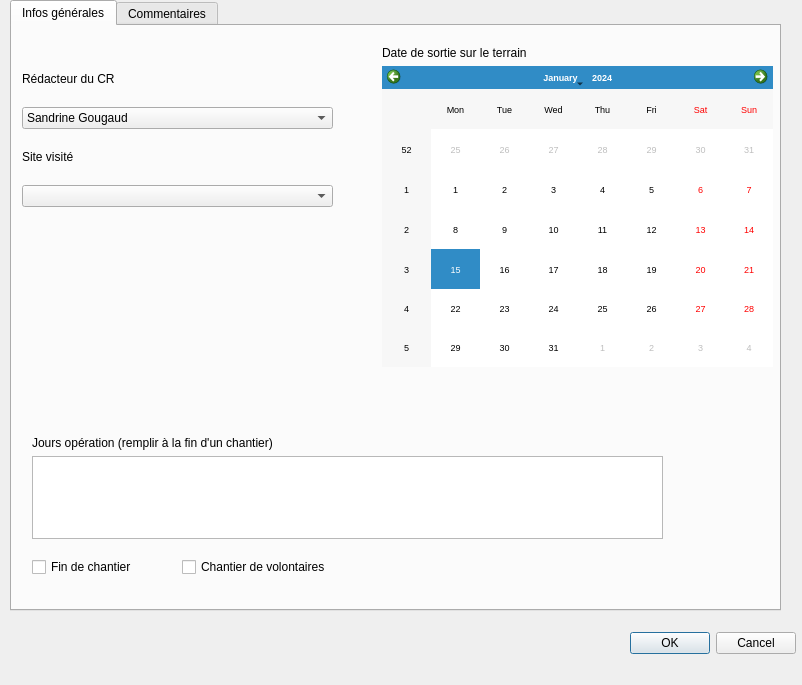
Old version of the form ui_bdtravaux_sortie.ui in the repository VincentD/bdtravaux.
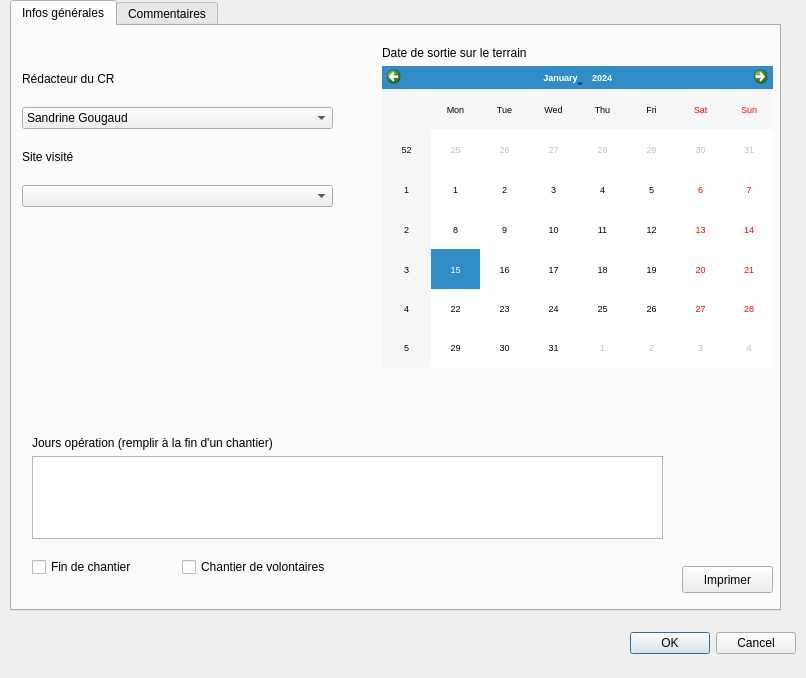
New version of the form.

Commit message: Tentative d'implémenter l'impression. Prochain essai via le composeur de QGIS.

Diff of the .ui file:
```diff
--- a/ui_bdtravaux_sortie.ui
+++ b/ui_bdtravaux_sortie.ui
@@ -6,8 +6,8 @@
    <rect>
     <x>0</x>
     <y>0</y>
-    <width>802</width>
-    <height>685</height>
+    <width>806</width>
+    <height>678</height>
    </rect>
   </property>
   <property name="windowTitle">
@@ -208,6 +208,19 @@
       <string>Chantier de volontaires</string>
      </property>
     </widget>
+    <widget class="QPushButton" name="impression">
+     <property name="geometry">
+      <rect>
+       <x>670</x>
+       <y>540</y>
+       <width>91</width>
+       <height>27</height>
+      </rect>
+     </property>
+     <property name="text">
+      <string>Imprimer</string>
+     </property>
+    </widget>
    </widget>
    <widget class="QWidget" name="tab_comm">
     <attribute name="title">
```
The commit also changes 1 other file.
